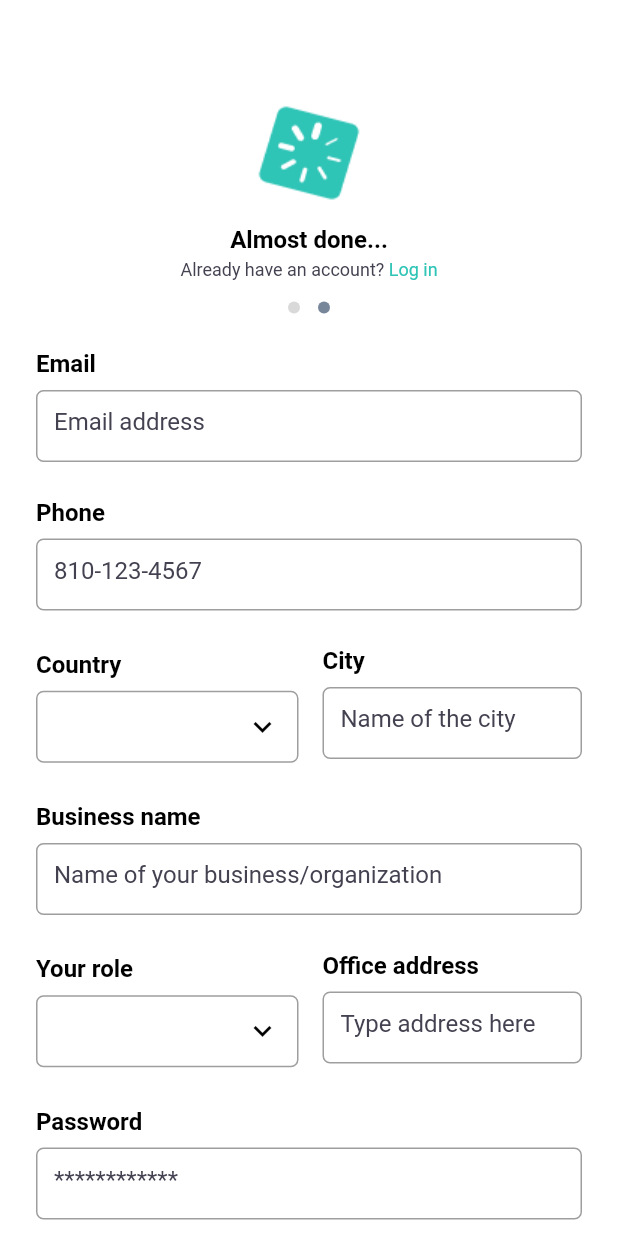
After one commit to zuri-training/MyInternApp_mobile_pjt-38-1-0-0, a Flutter app: the SignUpEmp2 screen opened directly, on a phone screen of 412 x 824 dp. The commit adds this screen. Run offline on Flutter 3.47's test engine with Material 2 defaults, Android fonts, the phone set to English and light mode, and no system bars; our stand-ins replace flutter_svg, sqflite; accounts and stored records are empty; project files that could hold a hidden picture were left out.

Commit message:
sign in and registration pages

```diff
--- a/mobile_app/lib/screens/landing_page.dart
+++ b/mobile_app/lib/screens/landing_page.dart
@@ -1,10 +1,11 @@
 import 'package:flutter/material.dart';
-import 'package:mobile_app/util/general_use.dart';
-import 'package:mobile_app/screens/sign_in.dart';
-import 'package:mobile_app/screens/sign_up.dart';
-import 'package:mobile_app/screens/sign_up _stu-page_2.dart';
 import 'package:flutter/rendering.dart';
 import 'package:flutter/widgets.dart';
+import 'package:mobile_app/screens/sign__up_emp-page.dart';
+import 'package:mobile_app/screens/sign_in.dart';
+import 'package:mobile_app/screens/sign_up _stu-page_2.dart';
+import 'package:mobile_app/screens/sign_up.dart';
+import 'package:mobile_app/util/general_use.dart';
 
 class GeneralGroup extends StatefulWidget {
   const GeneralGroup({Key? key}) : super(key: key);
@@ -31,9 +32,15 @@ class _GeneralGroupState extends State<GeneralGroup> {
       );
     } else if (choice.title == "Student") {
       Navigator.push(
-          context,
-          MaterialPageRoute(builder: (context) => SignUpStu2()), );
-    } else {}
+        context,
+        MaterialPageRoute(builder: (context) => SignUpStu2()),
+      );
+    } else if (choice.title == "Employer") {
+      Navigator.push(
+        context,
+        MaterialPageRoute(builder: (context) => SignUpEmp2()),
+      );
+    }
   }
 
   @override
--- /dev/null
+++ b/mobile_app/lib/screens/sign__up_emp-page.dart
@@ -0,0 +1,201 @@
+import 'package:flutter/cupertino.dart';
+import 'package:flutter/material.dart';
+import 'package:mobile_app/util/general_use.dart';
+
+class SignUpEmp2 extends StatefulWidget {
+  const SignUpEmp2({Key? key}) : super(key: key);
+
+  @override
+  _SignUpEmp2State createState() => _SignUpEmp2State();
+}
+
+class _SignUpEmp2State extends State<SignUpEmp2> {
+  @override
+  Widget build(BuildContext context) {
+    return Scaffold(
+        backgroundColor: Colors.white,
+        body: SingleChildScrollView(
+          child: SafeArea(
+            child: Padding(
+              padding: const EdgeInsets.symmetric(horizontal: 24.0),
+              child: Column(
+                  crossAxisAlignment: CrossAxisAlignment.start,
+                  children: [
+                    SizedBox(
+                      height: 70.0,
+                    ),
+                    Center(
+                      child: Container(
+                        child: Column(
+                          children: [
+                            Image.asset(
+                              'images/registerLoading.png',
+                              height: 64.0,
+                              width: 68.94,
+                            ),
+                            SizedBox(
+                              height: 16.0,
+                            ),
+                            Text(
+                              'Almost done...',
+                              style: TextStyle(
+                                fontWeight: FontWeight.w700,
+                                fontSize: 16,
+                                color: Colors.black,
+                              ),
+                            ),
+                            SizedBox(
+                              height: 4.0,
+                            ),
+                            RichText(
+                              text: TextSpan(
+                                  text: 'Already have an account?',
+                                  style: TextStyle(
+                                    fontWeight: FontWeight.w400,
+                                    fontSize: 12,
+                                    color: Color(0Xff444150),
+                                  ),
+                                  children: [
+                                    TextSpan(
+                                      text: ' Log in',
+                                      style: TextStyle(
+                                        fontWeight: FontWeight.w400,
+                                        fontSize: 12,
+                                        color: Color(0Xff2EC4B6),
+                                      ),
+                                    ),
+                                  ]),
+                            ),
+                          ],
+                        ),
+                      ),
+                    ),
+                    SizedBox(
+                      height: 14.0,
+                    ),
+                    Row(
+                      mainAxisAlignment: MainAxisAlignment.center,
+                      children: [
+                        CustomCircle(color: Color(0XffD9D9D9)),
+                        SizedBox(
+                          width: 12.0,
+                        ),
+                        CustomCircle(color: Color(0Xff778699))
+                      ],
+                    ),
+                    SizedBox(
+                      height: 24.0,
+                    ),
+                    TextFormColumn(
+                      hintText: 'Email address',
+                      label: 'Email',
+                    ),
+                    SizedBox(
+                      height: 24.0,
+                    ),
+                    TextFormColumn(
+                      label: 'Phone',
+                      hintText: '810-123-4567',
+                    ),
+                    SizedBox(
+                      height: 24.0,
+                    ),
+                    Row(
+                      children: [
+                        buildDropDownColumn(hintText: 'Country'),
+                        SizedBox(
+                          width: 16.0,
+                        ),
+                        Expanded(
+                          child: SizedBox(
+                            height: 80.0,
+                            width: 175.0,
+                            child: TextFormColumn(
+                              label: 'City',
+                              hintText: 'Name of the city',
+                            ),
+                          ),
+                        )
+                      ],
+                    ),
+                    SizedBox(
+                      height: 24.0,
+                    ),
+                    TextFormColumn(
+                      label: 'Business name',
+                      hintText: 'Name of your business/organization',
+                    ),
+                    SizedBox(
+                      height: 24.0,
+                    ),
+                    Row(
+                      children: [
+                        buildDropDownColumn(
+                          hintText: 'Your role',
+                        ),
+                        SizedBox(
+                          width: 16.0,
+                        ),
+                        Expanded(
+                          child: SizedBox(
+                            height: 80.0,
+                            width: 175.0,
+                            child: TextFormColumn(
+                              label: 'Office address',
+                              hintText: 'Type address here',
+                            ),
+                          ),
+                        )
+                      ],
+                    ),
+                    SizedBox(
+                      height: 24.0,
+                    ),
+                    TextFormColumn(
+                      obscure: true,
+                      label: 'Password',
+                      hintText: '************',
+                    ),
+                    SizedBox(
+                      height: 24.0,
+                    ),
+                    TextFormColumn(
+                      obscure: true,
+                      label: 'Confirm password*',
+                      hintText: '',
+                    ),
+                    SizedBox(
+                      height: 24.0,
+                    ),
+                    Container(
+                      height: 48,
+                      width: 388.0,
+                      decoration: BoxDecoration(
+                          borderRadius: BorderRadius.circular(6.0),
+                          color: Color(0Xff2EC4B6)),
+                      child: Center(
+                        child: Text(
+                          'REGISTER',
+                          style: TextStyle(
+                            color: Colors.white,
+                            fontSize: 18.0,
+                            fontWeight: FontWeight.w700,
+                          ),
+                        ),
+                      ),
+                    ),
+                    SizedBox(
+                      height: 24.0,
+                    ),
+                    Center(
+                      child: signUpRichText(),
+                    ),
+                    SizedBox(
+                      height: 24.0,
+                    )
+                  ]),
+            ),
+          ),
+        ));
+  }
+}
```
Also changed, not shown: mobile_app/lib/data/sql_helper_employer.dart (+5 -4 lines), mobile_app/pubspec.lock.
